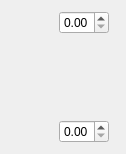
Mouse-Imaging-Centre/brain-view2, file textureColumnForm.ui: the form before one commit.
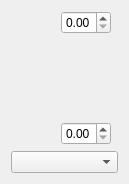
The form after the commit.

```diff
--- a/textureColumnForm.ui
+++ b/textureColumnForm.ui
@@ -5,13 +5,15 @@
    <rect>
     <x>0</x>
     <y>0</y>
-    <width>126</width>
-    <height>154</height>
+    <width>129</width>
+    <height>184</height>
    </rect>
   </property>
   <property name="windowTitle" >
    <string>Form</string>
   </property>
+  <layout class="QVBoxLayout" name="verticalLayout_2" >
+   <item>
   <layout class="QHBoxLayout" name="horizontalLayout" >
    <item>
     <widget class="QLabel" name="imageLabel" >
@@ -74,6 +76,11 @@
       </widget>
      </item>
     </layout>
+     </item>
+    </layout>
+   </item>
+   <item>
+    <widget class="QComboBox" name="textureCombo" />
    </item>
   </layout>
  </widget>
```
Lines whose indentation alone changed are shown as unchanged.
